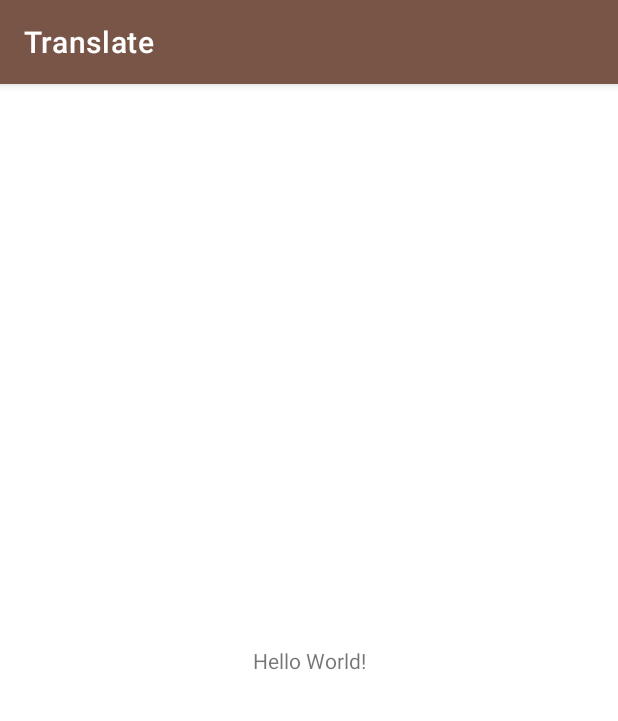
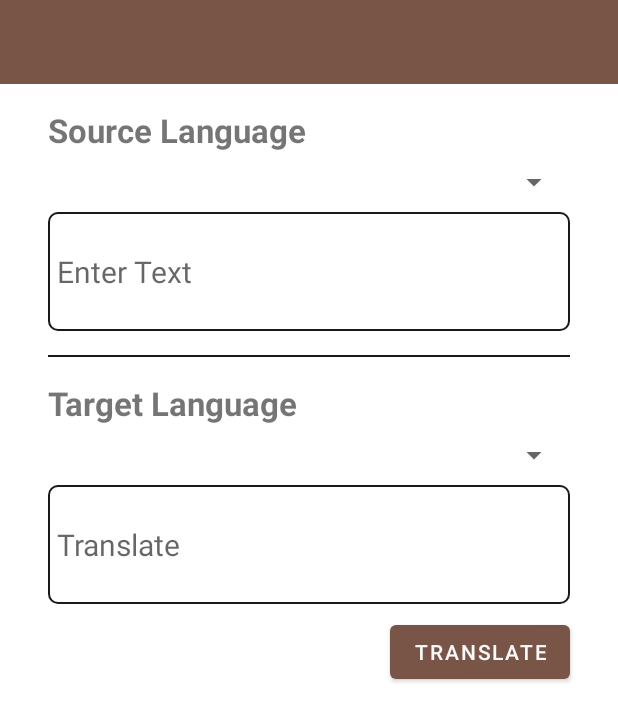
Before and after one commit to serhat-demir/android-translate, an Android app: the screen it shows after launch (MainActivity), on a phone screen of 412 x 824 dp. Shown: the top 721 px of the screen. Run offline under Robolectric (Android 15) with nearby library versions, the phone set to English and light mode, and no system bars.

Commit message:
design main activity

```diff
--- /dev/null
+++ b/app/src/main/res/drawable/divider.xml
@@ -0,0 +1,5 @@
+<?xml version="1.0" encoding="utf-8"?>
+<shape xmlns:android="http://schemas.android.com/apk/res/android">
+    <size android:width="1dp" />
+    <solid android:color="@color/black" />
+</shape>
--- /dev/null
+++ b/app/src/main/res/drawable/edittext_border.xml
@@ -0,0 +1,14 @@
+<?xml version="1.0" encoding="utf-8"?>
+<shape xmlns:android="http://schemas.android.com/apk/res/android">
+    <stroke
+        android:width="1dp"
+        android:color="@color/black" />
+
+    <corners android:radius="6dp" />
+
+    <padding
+        android:left="6dp"
+        android:right="6dp"
+        android:top="3dp"
+        android:bottom="3dp" />
+</shape>
--- a/app/src/main/res/layout/activity_main.xml
+++ b/app/src/main/res/layout/activity_main.xml
@@ -6,13 +6,123 @@
     android:layout_height="match_parent"
     tools:context=".MainActivity">
 
+    <androidx.appcompat.widget.Toolbar
+        android:id="@+id/toolbar"
+        android:layout_width="0dp"
+        android:layout_height="wrap_content"
+        android:background="?attr/colorPrimary"
+        android:minHeight="?attr/actionBarSize"
+        android:theme="?attr/actionBarTheme"
+        app:layout_constraintEnd_toEndOf="parent"
+        app:layout_constraintHorizontal_bias="0.5"
+        app:layout_constraintStart_toStartOf="parent"
+        app:layout_constraintTop_toTopOf="parent" />
+
     <TextView
+        android:id="@+id/txtSourceLang"
+        android:layout_width="0dp"
+        android:layout_height="wrap_content"
+        android:text="@string/source_language"
+        android:layout_marginTop="16dp"
+        android:layout_marginHorizontal="32dp"
+        android:textSize="22sp"
+        android:textStyle="bold"
+        app:layout_constraintEnd_toEndOf="parent"
+        app:layout_constraintHorizontal_bias="0.5"
+        app:layout_constraintStart_toStartOf="parent"
+        app:layout_constraintTop_toBottomOf="@+id/toolbar" />
+
+    <Spinner
+        android:id="@+id/spSourceLang"
+        android:layout_width="0dp"
+        android:layout_height="wrap_content"
+        android:layout_marginHorizontal="32dp"
+        android:layout_marginTop="8dp"
+        app:layout_constraintEnd_toEndOf="parent"
+        app:layout_constraintHorizontal_bias="0.75"
+        app:layout_constraintStart_toStartOf="parent"
+        app:layout_constraintTop_toBottomOf="@+id/txtSourceLang" />
+
+    <EditText
+        android:id="@+id/edtSource"
+        android:layout_width="0dp"
+        android:layout_height="wrap_content"
+        android:layout_marginHorizontal="32dp"
+        android:layout_marginTop="8dp"
+        android:background="@drawable/edittext_border"
+        android:ems="10"
+        android:hint="@string/enter_text"
+        android:inputType="textMultiLine"
+        android:maxLines="5"
+        android:minLines="3"
+        android:textSize="20sp"
+        app:layout_constraintEnd_toEndOf="parent"
+        app:layout_constraintHorizontal_bias="0.75"
+        app:layout_constraintStart_toStartOf="parent"
+        app:layout_constraintTop_toBottomOf="@+id/spSourceLang" />
+
+    <View
+        android:id="@+id/divider"
+        android:layout_width="0dp"
+        android:layout_height="1dp"
+        android:layout_marginHorizontal="32dp"
+        android:layout_marginTop="16dp"
+        android:background="@drawable/divider"
+        app:layout_constraintEnd_toEndOf="parent"
+        app:layout_constraintStart_toStartOf="parent"
+        app:layout_constraintTop_toBottomOf="@+id/edtSource" />
+
+    <TextView
+        android:id="@+id/txtTargetLang"
+        android:layout_width="0dp"
+        android:layout_height="wrap_content"
+        android:layout_marginHorizontal="32dp"
+        android:layout_marginTop="16dp"
+        android:text="@string/target_language"
+        android:textSize="22sp"
+        android:textStyle="bold"
+        app:layout_constraintEnd_toEndOf="parent"
+        app:layout_constraintHorizontal_bias="0.5"
+        app:layout_constraintStart_toStartOf="parent"
+        app:layout_constraintTop_toBottomOf="@+id/divider" />
+
+    <Spinner
+        android:id="@+id/spTargetLang"
+        android:layout_width="0dp"
+        android:layout_height="wrap_content"
+        android:layout_marginHorizontal="32dp"
+        android:layout_marginTop="8dp"
+        app:layout_constraintEnd_toEndOf="parent"
+        app:layout_constraintHorizontal_bias="0.75"
+        app:layout_constraintStart_toStartOf="parent"
+        app:layout_constraintTop_toBottomOf="@+id/txtTargetLang" />
+
+    <EditText
+        android:id="@+id/edtTarget"
+        android:layout_width="0dp"
+        android:layout_height="wrap_content"
+        android:layout_marginHorizontal="32dp"
+        android:layout_marginTop="8dp"
+        android:background="@drawable/edittext_border"
+        android:ems="10"
+        android:hint="@string/translate"
+        android:inputType="textMultiLine"
+        android:lines="3"
+        android:maxLines="5"
+        android:textSize="20sp"
+        app:layout_constraintEnd_toEndOf="parent"
+        app:layout_constraintHorizontal_bias="0.515"
+        app:layout_constraintStart_toStartOf="parent"
+        app:layout_constraintTop_toBottomOf="@+id/spTargetLang" />
+
+    <Button
+        android:id="@+id/btnTranslate"
         android:layout_width="wrap_content"
         android:layout_height="wrap_content"
-        android:text="Hello World!"
-        app:layout_constraintBottom_toBottomOf="parent"
-        app:layout_constraintLeft_toLeftOf="parent"
-        app:layout_constraintRight_toRightOf="parent"
-        app:layout_constraintTop_toTopOf="parent" />
+        android:layout_marginTop="8dp"
+        android:layout_marginEnd="32dp"
+        android:text="@string/translate"
+        app:layout_constraintEnd_toEndOf="parent"
+        app:layout_constraintTop_toBottomOf="@+id/edtTarget" />
 
 </androidx.constraintlayout.widget.ConstraintLayout>
--- a/app/src/main/res/values-night/themes.xml
+++ b/app/src/main/res/values-night/themes.xml
@@ -15,5 +15,7 @@
         <item name="android:statusBarColor" tools:targetApi="l">?attr/colorPrimaryVariant</item>
 
         <!-- Customize your theme here. -->
+        <item name="windowNoTitle">true</item>
+        <item name="windowActionBar">false</item>
     </style>
 </resources>
--- a/app/src/main/res/values/strings.xml
+++ b/app/src/main/res/values/strings.xml
@@ -1,3 +1,7 @@
 <resources>
     <string name="app_name">Translate</string>
+    <string name="enter_text">Enter Text</string>
+    <string name="translate">Translate</string>
+    <string name="source_language">Source Language</string>
+    <string name="target_language">Target Language</string>
 </resources>
--- a/app/src/main/res/values/themes.xml
+++ b/app/src/main/res/values/themes.xml
@@ -15,5 +15,7 @@
         <item name="android:statusBarColor" tools:targetApi="l">?attr/colorPrimaryVariant</item>
 
         <!-- Customize your theme here. -->
+        <item name="windowNoTitle">true</item>
+        <item name="windowActionBar">false</item>
     </style>
 </resources>
```
